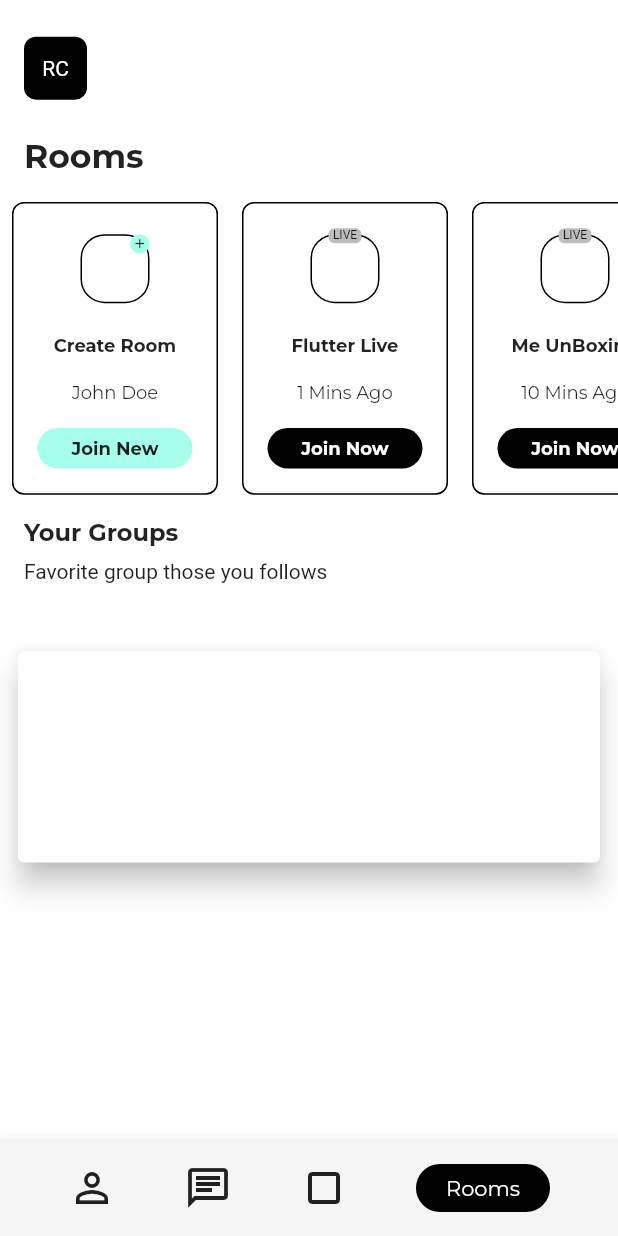
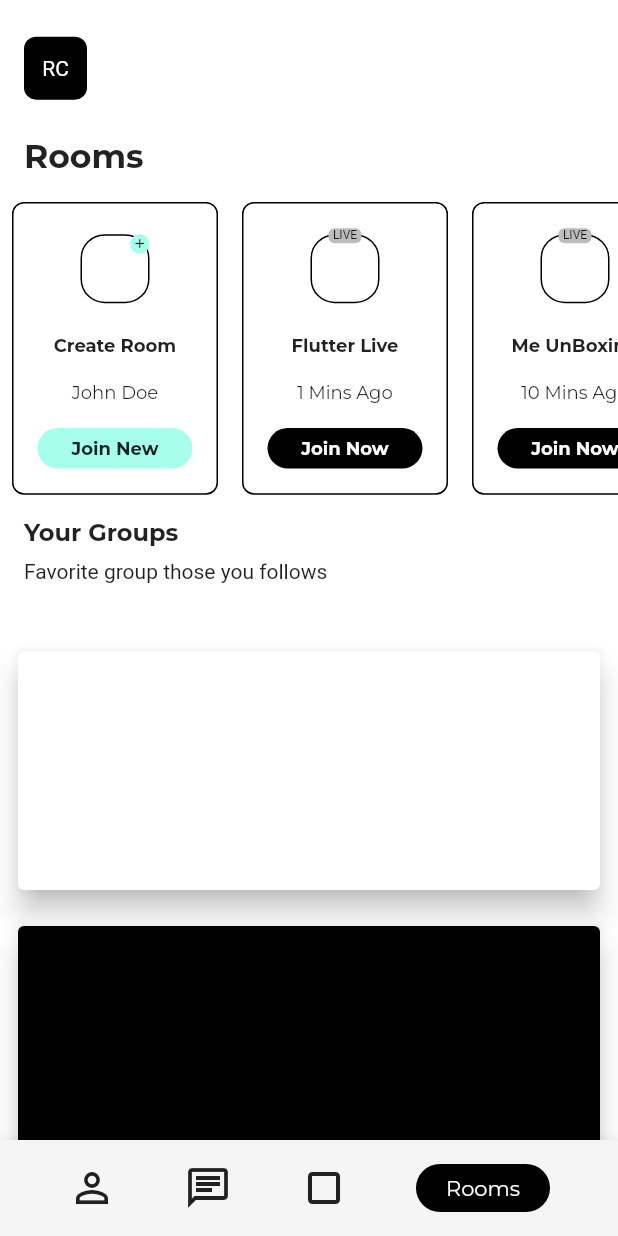
Before and after one commit to JAICHANGPARK/flutter_notebook_8th_story, a Flutter app: the RoomsPage screen opened by its route, on a phone screen of 412 x 824 dp. Run offline on Flutter 3.47's test engine with Material 2 defaults, Android fonts, the phone set to English and light mode, and no system bars; our stand-ins replace badges, flutter_hooks, google_fonts, hooks_riverpod, state_notifier.

Commit message:
Update rooms_page.dart

```diff
--- a/lib/ep588_social_app/rooms_page.dart
+++ b/lib/ep588_social_app/rooms_page.dart
@@ -310,11 +310,34 @@ class _RoomsPageState extends State<RoomsPage> {
                             padding: EdgeInsets.zero,
                             children: [
                               SizedBox(
-                                height: MediaQuery.of(context).size.height / 5,
+                                height: MediaQuery.of(context).size.height / 4.5,
                                 width: double.infinity,
                                 child: Padding(
                                   padding: const EdgeInsets.all(8.0),
                                   child: Card(
+                                    elevation: 8,
+                                    child:Column(
+                                      children: [
+                                        Row(
+                                          children: [
+                                            Container(
+                                              height: 32,
+                                              width:32,
+                                            )
+                                          ],
+                                        )
+                                      ],
+                                    )
+                                  ),
+                                ),
+                              ),
+                              SizedBox(
+                                height: MediaQuery.of(context).size.height / 4.5,
+                                width: double.infinity,
+                                child: Padding(
+                                  padding: const EdgeInsets.all(8.0),
+                                  child: Card(
+                                    color: Colors.black,
                                     elevation: 8,
                                   ),
                                 ),
```
